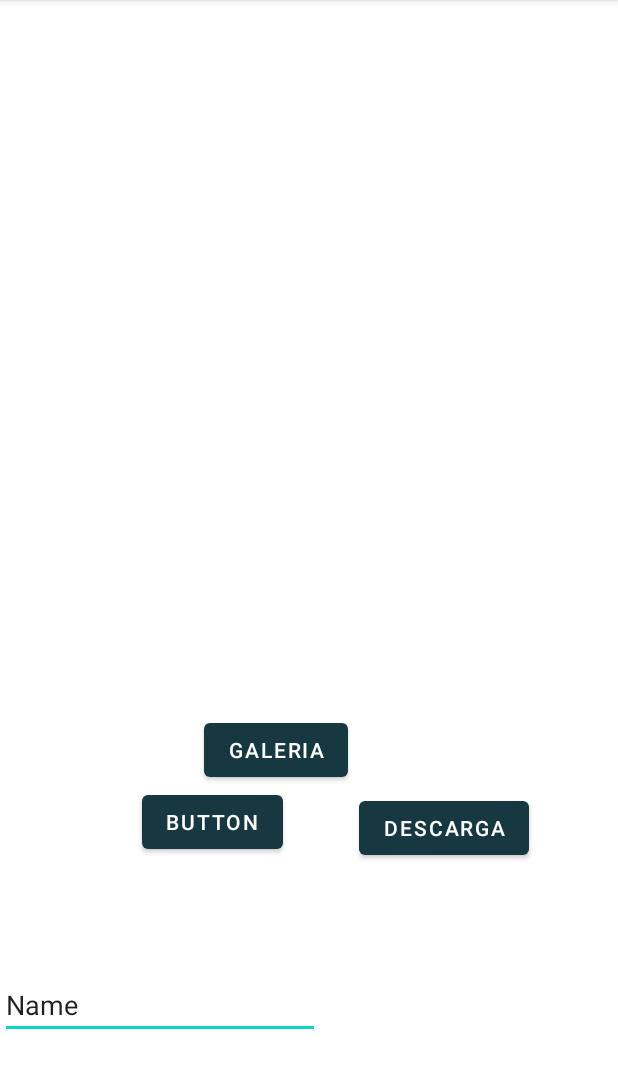
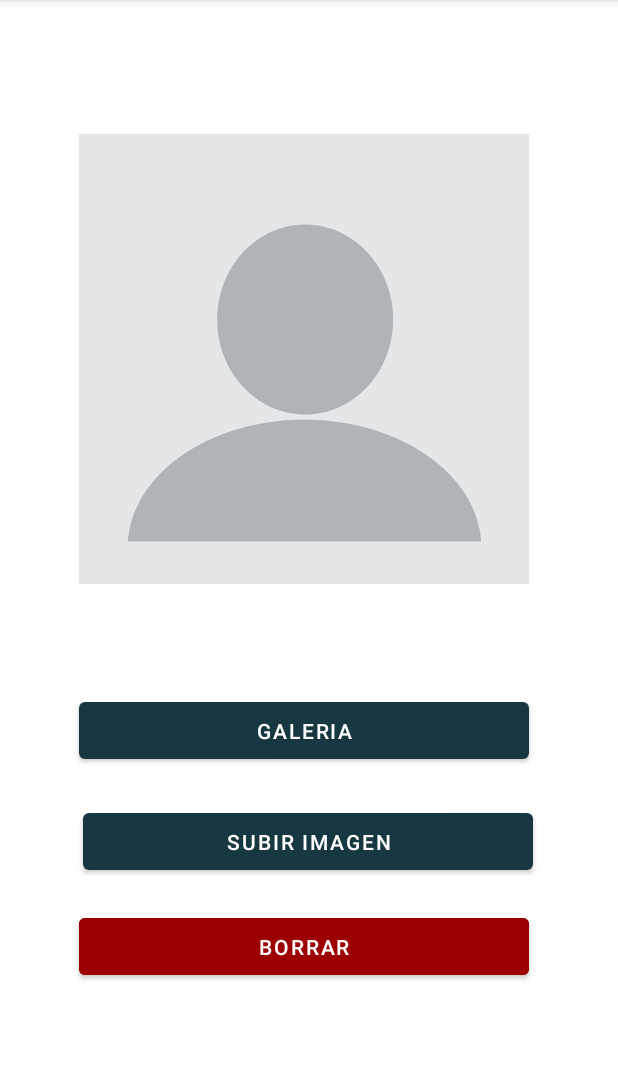
Before and after one commit to JoseAntonioNavas/AndroidAp, an Android app: the imgProfile screen opened directly, with no data from a screen before it, on a phone screen of 412 x 824 dp, the part 84-1172 px from its top. Run offline under Robolectric (Android 15) with nearby library versions, the light colour scheme and no system bars; our stand-ins replace Volley; network calls fail; pictures from the network do not load; 2 statements that could not run were skipped.

Commit message:
13 febrero 12:10

```diff
--- a/app/src/main/AndroidManifest.xml
+++ b/app/src/main/AndroidManifest.xml
@@ -13,7 +13,10 @@
         android:supportsRtl="true"
         android:theme="@style/Theme.ConcesionarioCoches"
         android:usesCleartextTraffic="true">
-        <activity android:name="controller.imgProfile"></activity>
+        <activity android:name="controller.cestaActivity"></activity>
+
+
+        <activity android:name="controller.imgProfile" />
         <activity android:name="controller.ProfileActivity" />
         <activity android:name="controller.RegistrarActivity" />
         <activity android:name="controller.CatalogoVehiculosActivity" />
--- a/app/src/main/java/controller/imgProfile.java
+++ b/app/src/main/java/controller/imgProfile.java
@@ -3,8 +3,10 @@ package controller;
 import androidx.annotation.NonNull;
 import androidx.appcompat.app.AppCompatActivity;
 
+import android.app.AlertDialog;
 import android.app.ProgressDialog;
 import android.content.Context;
+import android.content.DialogInterface;
 import android.content.Intent;
 import android.graphics.Bitmap;
 import android.graphics.BitmapFactory;
@@ -26,13 +28,17 @@ import com.bumptech.glide.request.RequestOptions;
 import com.google.gson.Gson;
 import com.nono.concesionariocoches.R;
 
+import org.json.JSONException;
+
 import java.io.ByteArrayOutputStream;
 import java.io.FileNotFoundException;
 import java.io.IOException;
 import java.util.Hashtable;
+import java.util.List;
 import java.util.Map;
 
 import logic.PeticionHTTP;
+import logic.ResponseLogic;
 import logic.VariablesGlobales;
 import model.profilePhoto;
 
@@ -41,7 +47,7 @@ public class imgProfile extends AppCompatActivity {
     private EditText txtFilename;
 
     private static Context context;
-    private ImageView imgFoto;
+    private static ImageView imgFoto;
     private Bitmap bitmap;
 
     @Override
@@ -50,15 +56,18 @@ public class imgProfile extends AppCompatActivity {
         setContentView(R.layout.activity_img_profile);
 
         context = getApplicationContext();
-        txtFilename = findViewById(R.id.filename);
         imgFoto = findViewById(R.id.imgFoto);
+
+        // Descargamos img
+        downloadImagen();
 
         imgFoto.setOnClickListener(v ->
                 selectFromGallery()
         );
 
+
+        findViewById(R.id.btnBorrarFotoPerfil).setOnClickListener(v->{ logic.profilePhotoLogic.dialogConfirm(this); });
         findViewById(R.id.btnGaleria).setOnClickListener(v->selectFromGallery());
-        findViewById(R.id.btnDownload).setOnClickListener(v->downLoad());
         findViewById(R.id.btnUpload).setOnClickListener(v->upLoad());
     }
 
@@ -73,6 +82,7 @@ public class imgProfile extends AppCompatActivity {
             imgFoto.setImageBitmap(bitmap);
 
         }catch (NullPointerException | FileNotFoundException e){
+
         }
     }
 
@@ -82,25 +92,9 @@ public class imgProfile extends AppCompatActivity {
         startActivityForResult(Intent.createChooser(intent,"Seleccione una aplicación"),0);
     }
 
-    private void downLoad() {
-
-        String url="https://www.40defiebre.com/wp-content/uploads/2015/10/imagenes.png";
-        //imgFoto.setImageDrawable();
-        Glide
-                .with(getApplicationContext())
-                .load(url)
-                .apply(RequestOptions.centerCropTransform())
-                .into(imgFoto);
-
-        Toast.makeText(getApplicationContext(), "imagen descargada", Toast.LENGTH_SHORT).show();
-    }
-
 
     private void upLoad() {
-        if(txtFilename.getText().toString().length() ==0 ){
-            Toast.makeText(getApplicationContext(),"falta el nombre del archivo", Toast.LENGTH_SHORT).show();
-            return ;
-        }
+
         String strUrl = VariablesGlobales.url+"/api/photo";
         final ProgressDialog loading = ProgressDialog.show(this, "Subiendo", "Espere por favor...", false, false);
 
@@ -114,7 +108,7 @@ public class imgProfile extends AppCompatActivity {
                 },
                 volleyError -> {
                     loading.dismiss();
-                    Toast.makeText(getApplicationContext(), volleyError.getMessage(), Toast.LENGTH_SHORT).show();
+                    Toast.makeText(getApplicationContext(), "Seleccione una imagen de la galeria", Toast.LENGTH_SHORT).show();
                     System.out.println( volleyError.getMessage());
                 }
         ){
@@ -144,19 +138,13 @@ public class imgProfile extends AppCompatActivity {
     }
 
 
+    // PETICIONES
+    public static void downloadImagen(){
 
-
-
-
-
-    // PETICIONES LOGIN
-    public static void subirImagen(profilePhoto img){
-        Gson g = new Gson();
-        String str = g.toJson(img);
-
-        new subirImagen_AsyncTask().execute(VariablesGlobales.url + "/api/photo", str);
+        String id_user = logic.MainLogic.leerPreferenciasUsuario(imgProfile.context);
+        new downloadImagen_AsyncTask().execute(VariablesGlobales.url + "/api/photo/DownloadImageByIdUser/"+id_user);
     }
-    private static class subirImagen_AsyncTask extends AsyncTask<String, Void, String> {
+    private static class downloadImagen_AsyncTask extends AsyncTask<String, Void, String> {
 
         @Override
         protected void onPreExecute() {
@@ -169,7 +157,61 @@ public class imgProfile extends AppCompatActivity {
             String result= null;
 
             try {
-                result =  PeticionHTTP.peticionHTTP(params,"POST");
+                result =  PeticionHTTP.peticionHTTPGET(params);
+            } catch (IOException e) {
+                e.printStackTrace();
+            }
+
+            return result;
+        }
+
+        @Override
+        public void onPostExecute(String result){
+            try {
+                List<profilePhoto> pf = logic.profilePhotoLogic.JsonToprofilePhoto(result);
+                if(pf.size() > 0){
+                    String url= VariablesGlobales.url+"/images/"+pf.get(0).getFileData()+".jpg";
+                    Glide
+                            .with(imgProfile.context)
+                            .load(url)
+                            .apply(RequestOptions.centerCropTransform())
+                            .into(imgFoto);
+
+                }else{
+
+                    imgFoto.setImageResource(R.drawable.notprofile);
+
+                }
+            } catch (JSONException e) {
+
+                Toast.makeText(imgProfile.context, R.string.catchError, Toast.LENGTH_LONG).show();
+            }
+
+
+        }
+
+    }
+
+    // Borrar Imagen
+    // PETICIONES
+    public static void deleteImagen(){
+        String id_user = logic.MainLogic.leerPreferenciasUsuario(imgProfile.context);
+        new downloadImagen_AsyncTask().execute(VariablesGlobales.url + "/api/photo/DeleteImageByIdUser/"+id_user);
+    }
+    private static class deleteImagen_AsyncTask extends AsyncTask<String, Void, String> {
+
+        @Override
+        protected void onPreExecute() {
+            super.onPreExecute();
+
+        }
+
+        @Override
+        protected String doInBackground(String... params) {
+            String result= null;
+
+            try {
+                result =  PeticionHTTP.peticionHTTPGET(params);
             } catch (IOException e) {
                 e.printStackTrace();
             }
@@ -180,7 +222,9 @@ public class imgProfile extends AppCompatActivity {
         @Override
         public void onPostExecute(String result){
 
-            System.out.println(result);
+            imgFoto.setImageResource(R.drawable.notprofile);
+
+
         }
 
     }
--- a/app/src/main/res/layout/activity_img_profile.xml
+++ b/app/src/main/res/layout/activity_img_profile.xml
@@ -7,56 +7,49 @@
     tools:context="controller.imgProfile">
 
     <Button
-        android:id="@+id/btnDownload"
-        android:layout_width="wrap_content"
-        android:layout_height="wrap_content"
-        android:layout_marginTop="528dp"
-        android:text="descarga"
+        android:id="@+id/btnUpload"
+        android:layout_width="@dimen/anchuraBotones"
+        android:layout_height="@dimen/alturaBotones"
+        android:layout_marginTop="24dp"
+        android:text="@string/upload"
         app:layout_constraintEnd_toEndOf="parent"
-        app:layout_constraintHorizontal_bias="0.801"
+        app:layout_constraintHorizontal_bias="0.495"
         app:layout_constraintStart_toStartOf="parent"
-        app:layout_constraintTop_toTopOf="parent" />
-
-    <Button
-        android:id="@+id/btnUpload"
-        android:layout_width="wrap_content"
-        android:layout_height="wrap_content"
-        android:layout_marginTop="524dp"
-        android:text="Button"
-        app:layout_constraintEnd_toEndOf="parent"
-        app:layout_constraintHorizontal_bias="0.298"
-        app:layout_constraintStart_toStartOf="parent"
-        app:layout_constraintTop_toTopOf="parent" />
+        app:layout_constraintTop_toBottomOf="@+id/btnGaleria" />
 
     <ImageView
         android:id="@+id/imgFoto"
-        android:layout_width="244dp"
+        android:layout_width="@dimen/anchuraBotones"
         android:layout_height="358dp"
-        app:layout_constraintBottom_toTopOf="@+id/btnUpload"
+        android:layout_marginTop="60dp"
         app:layout_constraintEnd_toEndOf="parent"
+        app:layout_constraintHorizontal_bias="0.468"
         app:layout_constraintStart_toStartOf="parent"
         app:layout_constraintTop_toTopOf="parent"
         tools:src="@tools:sample/backgrounds/scenic" />
 
-    <EditText
-        android:id="@+id/filename"
-        android:layout_width="wrap_content"
-        android:layout_height="wrap_content"
-        android:ems="10"
-        android:inputType="textPersonName"
-        android:text="Name"
-        app:layout_constraintBottom_toBottomOf="parent"
-        app:layout_constraintTop_toBottomOf="@+id/btnUpload"
-        tools:layout_editor_absoluteX="57dp" />
+    <Button
+        android:id="@+id/btnGaleria"
+        android:layout_width="@dimen/anchuraBotones"
+        android:layout_height="@dimen/alturaBotones"
+        android:layout_marginTop="44dp"
+        android:text="@string/Galeria"
+        app:layout_constraintEnd_toEndOf="parent"
+        app:layout_constraintHorizontal_bias="0.468"
+        app:layout_constraintStart_toStartOf="parent"
+        app:layout_constraintTop_toBottomOf="@+id/imgFoto" />
 
     <Button
-        android:id="@+id/btnGaleria"
-        android:layout_width="wrap_content"
-        android:layout_height="wrap_content"
-        android:layout_marginTop="476dp"
-        android:text="galeria"
+        android:id="@+id/btnBorrarFotoPerfil"
+        android:layout_width="@dimen/anchuraBotones"
+        android:layout_height="@dimen/alturaBotones"
+        android:layout_marginTop="20dp"
+        android:backgroundTint="@color/btnBorrar"
+        android:text="@string/Borrar"
+        app:layout_constraintBottom_toBottomOf="parent"
         app:layout_constraintEnd_toEndOf="parent"
-        app:layout_constraintHorizontal_bias="0.43"
+        app:layout_constraintHorizontal_bias="0.468"
         app:layout_constraintStart_toStartOf="parent"
-        app:layout_constraintTop_toTopOf="parent" />
+        app:layout_constraintTop_toBottomOf="@+id/btnUpload"
+        app:layout_constraintVertical_bias="0.0" />
 </androidx.constraintlayout.widget.ConstraintLayout>
--- a/app/src/main/res/values/strings.xml
+++ b/app/src/main/res/values/strings.xml
@@ -25,10 +25,20 @@
 
     <string name="hintRol_name">Rol</string>
     <string name="miPerfil">Mi Perfil</string>
-    <string name="misCompras">Mis Compras</string>
+    <string name="misCompras">Mi Carrito</string>
     <string name="misVentas">Mis Ventas</string>
     <string name="Logout">Salir</string>
     <string name="Actualizar">Actualizar</string>
     <string name="Borrar">Borrar</string>
+    <string name="Galeria">Galeria</string>
+    <string name="upload">Subir imagen</string>
+    <string name="btnimgProfile">Gestionar Imagen Perfil</string>
+    <string name="deleteImage">¿Quieres borrar la foto de perfil?</string>
     <string name="msgCatalogoVehiculos">Lo sentimos, No hay ningun vehículo en catalogo</string>
+    <string name="btnAceptar">Aceptar</string>
+    <string name="btnCancelar">Cancelar</string>
+    <string name="comprar">Añadir a cesta</string>
+    <string name="title_activity_cesta">cestaActivity</string>
+
+    <string name="titleCesta">Carrito</string>
 </resources>
```
Also changed, not shown: app/src/main/java/controller/AdaptadorCoche.java (+4 -10 lines), app/src/main/java/controller/CatalogoVehiculosActivity.java (+7 -7 lines), app/src/main/java/controller/ProfileActivity.java (+10 -1 lines), app/src/main/java/controller/cestaActivity.java (added, +107 -0 lines), app/src/main/java/logic/profilePhotoLogic.java (added, +66 -0 lines), app/src/main/res/layout/activity_cesta_activity.xml (added, +20 -0 lines), app/src/main/res/layout/activity_profile.xml (+17 -17 lines), app/src/main/res/layout/elementcoche.xml (+19 -6 lines), app/src/main/res/drawable/notprofile.jpg (added).
